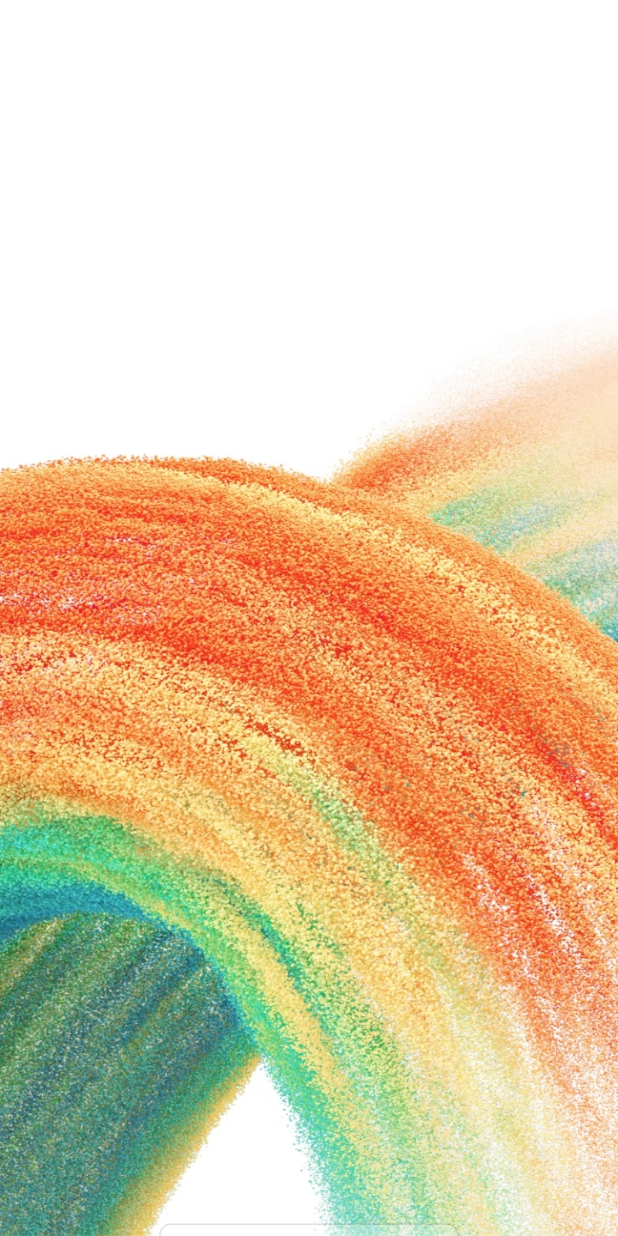
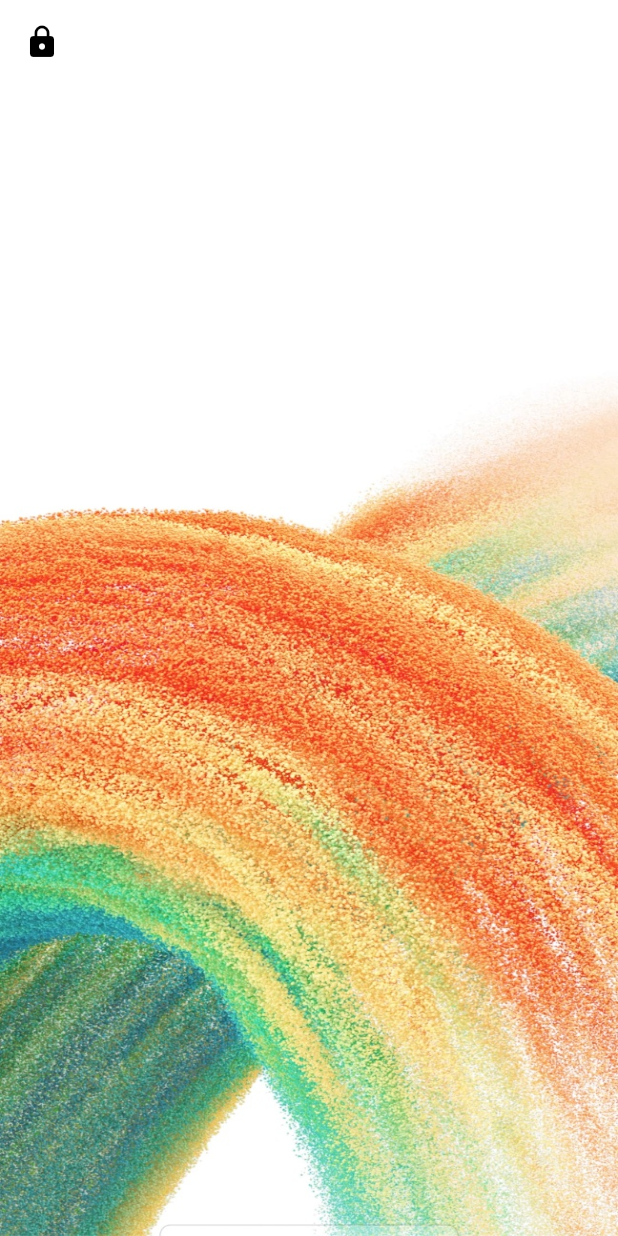
Before and after one commit to Yoochanhong/emptyPhoneProject, a Flutter app: the screen it shows after launch, on a phone screen of 412 x 824 dp. Run offline on Flutter 3.47's test engine with Material 2 defaults, Android fonts, the phone set to English and light mode, and no system bars.

Commit message:
잠금 아이콘 추가

```diff
--- a/lib/screen/main_screen.dart
+++ b/lib/screen/main_screen.dart
@@ -11,6 +11,14 @@ class _MainScreenState extends State<MainScreen> {
   @override
   Widget build(BuildContext context) {
     return Scaffold(
+      appBar: AppBar(
+        backgroundColor: Colors.white,
+        elevation: 0.0,
+        title: Icon(
+          Icons.lock,
+          color: Colors.black,
+        ),
+      ),
       body: Container(
         decoration: BoxDecoration(
           image: DecorationImage(
```
